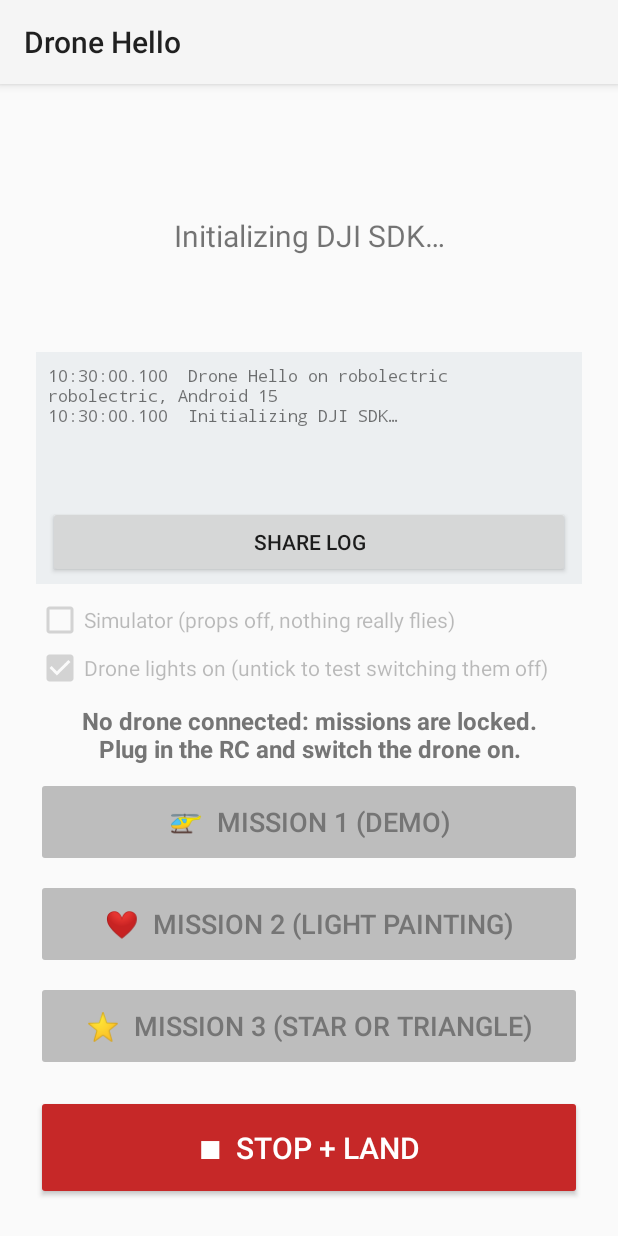
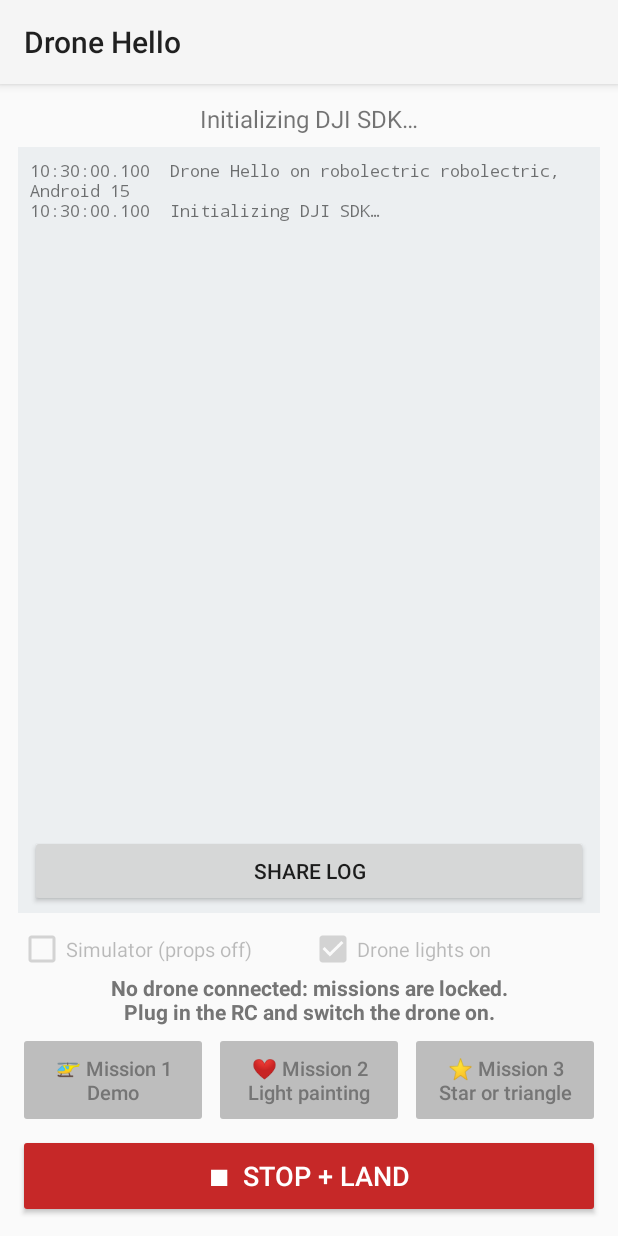
Before and after one commit to rl-experiments/lecture-drones-airtraffic-modeling, an Android app: the screen it shows after launch (MainActivity), on a phone screen of 412 x 824 dp. Run offline under Robolectric (Android 15) with nearby library versions, the phone set to English and light mode, and no system bars; libraries missing offline, so code that uses them is left out: dji.sdk.keyvalue, dji.v5.common, dji.v5.manager; 2 statements that could not run were skipped.

Commit message:
DJI lab: compact main screen so the log gets the space
Status wraps to at most 4 lines and scrolls, checkboxes and mission buttons
sit in rows.

Co-Authored-By: Claude Opus 5.5 <noreply@anthropic.com>
Claude-Session: https://claude.ai/code/session_01Qphcsgf6Hr4FUAPumuw8je

```diff
--- a/labs/dji-hello-world/app/src/main/java/com/example/djihellodrone/MainActivity.kt
+++ b/labs/dji-hello-world/app/src/main/java/com/example/djihellodrone/MainActivity.kt
@@ -58,6 +58,7 @@ class MainActivity : Activity(), Display {
         setContentView(R.layout.activity_main)
 
         statusView = findViewById(R.id.statusText)
+        statusView.movementMethod = android.text.method.ScrollingMovementMethod()
         hintView = findViewById(R.id.hintText)
         logPanel = findViewById(R.id.logPanel)
         mission1Button = findViewById(R.id.mission1Button)
@@ -120,7 +121,7 @@ class MainActivity : Activity(), Display {
     }
 
     override fun progress(msg: String) {
-        runOnUiThread { statusView.text = msg }
+        runOnUiThread { statusView.text = msg; statusView.scrollTo(0, 0) }
     }
 
     override fun lightsRestored() {
--- a/labs/dji-hello-world/app/src/main/res/layout/activity_main.xml
+++ b/labs/dji-hello-world/app/src/main/res/layout/activity_main.xml
@@ -1,18 +1,21 @@
 <?xml version="1.0" encoding="utf-8"?>
+<!-- Compact controls at the bottom so the log keeps most of the screen. -->
 <LinearLayout xmlns:android="http://schemas.android.com/apk/res/android"
     android:layout_width="match_parent"
     android:layout_height="match_parent"
     android:orientation="vertical"
-    android:padding="24dp"
-    android:gravity="center_horizontal">
+    android:padding="12dp">
 
+    <!-- Wraps its text, at most 4 lines; longer messages scroll inside it (set in MainActivity). -->
     <TextView
         android:id="@+id/statusText"
         android:layout_width="match_parent"
-        android:layout_height="0dp"
-        android:layout_weight="1"
-        android:gravity="center"
-        android:textSize="20sp"
+        android:layout_height="wrap_content"
+        android:layout_marginBottom="8dp"
+        android:gravity="center_horizontal"
+        android:maxLines="4"
+        android:scrollbars="vertical"
+        android:textSize="16sp"
         android:text="Starting…" />
 
     <com.example.djihellodrone.LogPanel
@@ -23,66 +26,87 @@
         android:layout_marginBottom="8dp"
         android:background="#ECEFF1" />
 
+    <LinearLayout
+        android:layout_width="match_parent"
+        android:layout_height="wrap_content"
+        android:orientation="horizontal">
+
         <CheckBox
             android:id="@+id/simulatorCheck"
-        android:layout_width="match_parent"
+            android:layout_width="0dp"
             android:layout_height="wrap_content"
-        android:text="Simulator (props off, nothing really flies)" />
+            android:layout_weight="1"
+            android:textSize="13sp"
+            android:text="Simulator (props off)" />
 
         <CheckBox
             android:id="@+id/lightsCheck"
-        android:layout_width="match_parent"
+            android:layout_width="0dp"
             android:layout_height="wrap_content"
-        android:layout_marginBottom="8dp"
+            android:layout_weight="1"
             android:checked="true"
-        android:text="Drone lights on (untick to test switching them off)" />
+            android:textSize="13sp"
+            android:text="Drone lights on" />
+    </LinearLayout>
 
     <!-- Says in words why the mission buttons are grey, or that they are ready. -->
     <TextView
         android:id="@+id/hintText"
         android:layout_width="match_parent"
         android:layout_height="wrap_content"
-        android:layout_marginBottom="8dp"
+        android:layout_marginBottom="4dp"
         android:gravity="center"
-        android:textSize="16sp"
+        android:textSize="14sp"
         android:textStyle="bold" />
+
+    <LinearLayout
+        android:layout_width="match_parent"
+        android:layout_height="wrap_content"
+        android:layout_marginBottom="4dp"
+        android:orientation="horizontal">
 
         <Button
             android:id="@+id/mission1Button"
-        android:layout_width="match_parent"
-        android:layout_height="60dp"
-        android:layout_marginBottom="8dp"
+            android:layout_width="0dp"
+            android:layout_height="64dp"
+            android:layout_weight="1"
+            android:layout_marginEnd="4dp"
             android:backgroundTint="@color/mission_button_bg"
             android:textColor="@color/mission_button_text"
-        android:textSize="18sp"
-        android:text="🚁  Mission 1 (demo)" />
+            android:textAllCaps="false"
+            android:textSize="13sp"
+            android:text="🚁 Mission 1\nDemo" />
 
         <Button
             android:id="@+id/mission2Button"
-        android:layout_width="match_parent"
-        android:layout_height="60dp"
-        android:layout_marginBottom="8dp"
+            android:layout_width="0dp"
+            android:layout_height="64dp"
+            android:layout_weight="1"
+            android:layout_marginEnd="4dp"
             android:backgroundTint="@color/mission_button_bg"
             android:textColor="@color/mission_button_text"
-        android:textSize="18sp"
-        android:text="❤️  Mission 2 (light painting)" />
+            android:textAllCaps="false"
+            android:textSize="13sp"
+            android:text="❤️ Mission 2\nLight painting" />
 
         <Button
             android:id="@+id/mission3Button"
-        android:layout_width="match_parent"
-        android:layout_height="60dp"
-        android:layout_marginBottom="16dp"
+            android:layout_width="0dp"
+            android:layout_height="64dp"
+            android:layout_weight="1"
             android:backgroundTint="@color/mission_button_bg"
             android:textColor="@color/mission_button_text"
-        android:textSize="18sp"
-        android:text="⭐  Mission 3 (star or triangle)" />
+            android:textAllCaps="false"
+            android:textSize="13sp"
+            android:text="⭐ Mission 3\nStar or triangle" />
+    </LinearLayout>
 
     <Button
         android:id="@+id/stopButton"
         android:layout_width="match_parent"
-        android:layout_height="70dp"
+        android:layout_height="56dp"
         android:backgroundTint="#C62828"
         android:textColor="#FFFFFF"
-        android:textSize="20sp"
+        android:textSize="18sp"
         android:text="■  STOP + LAND" />
 </LinearLayout>
```
Lines whose indentation alone changed are shown as unchanged.
